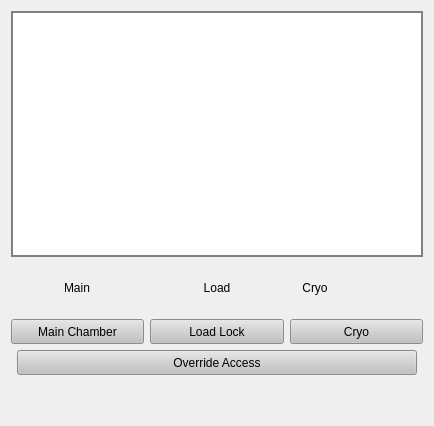
This is pyccapt/files/PyQt6_UI/gui_gates.ui in mmonajem/pyoxcart as Qt 5 draws it before an edit. The edited form follows.
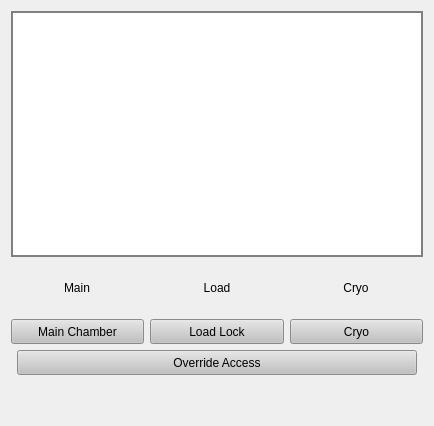
This is the edited form.

Commit message: gate diagram

```diff
--- a/pyccapt/files/PyQt6_UI/gui_gates.ui
+++ b/pyccapt/files/PyQt6_UI/gui_gates.ui
@@ -46,7 +46,7 @@
                         <layout class="QGridLayout" name="gridLayout">
                             <item row="0" column="2">
                                 <layout class="QVBoxLayout" name="verticalLayout_3">
-                                    <item>
+                                    <item alignment="Qt::AlignHCenter">
                                         <widget class="QLabel" name="led_cryo">
                                             <property name="minimumSize">
                                                 <size>
```
The commit also changes 1 other file.
